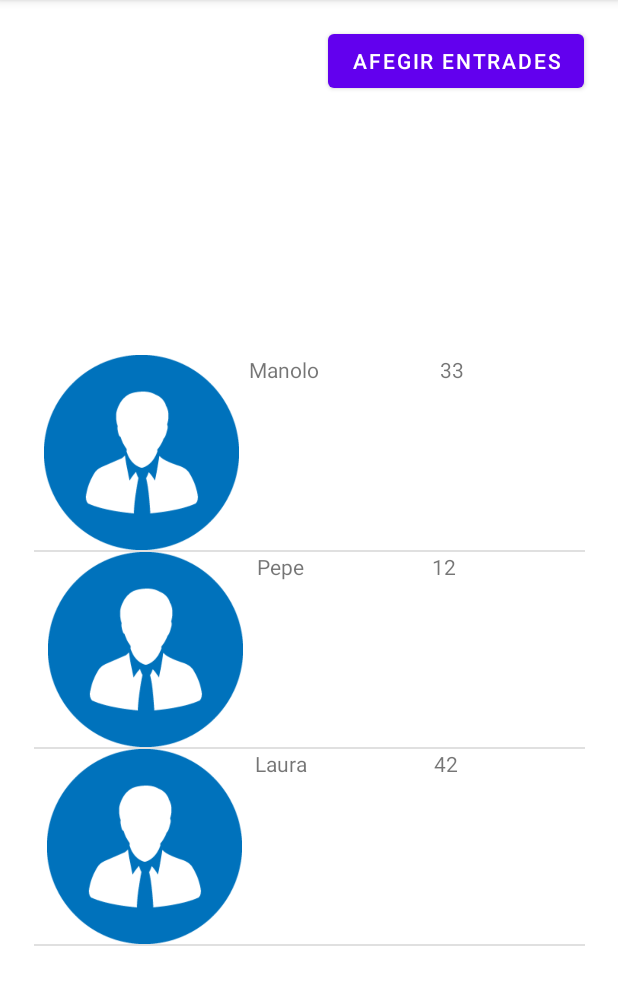
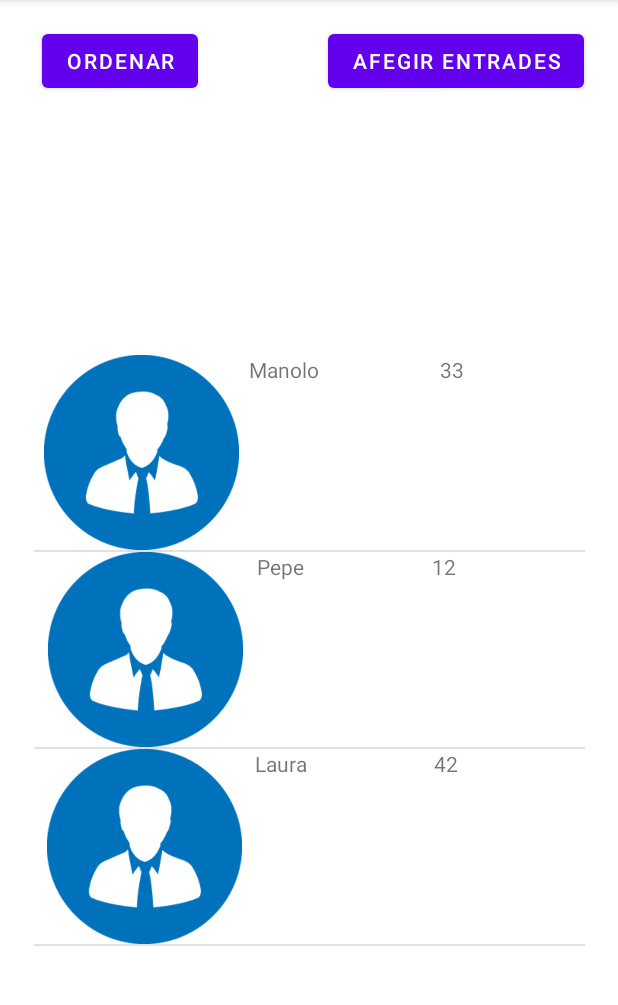
Before and after one commit to pmunuera/Listilla, an Android app: the screen it shows after launch (MainActivity), on a phone screen of 412 x 824 dp, the part 84-1089 px from its top. Run offline under Robolectric (Android 15) with nearby library versions, the phone set to English and light mode, and no system bars.

Commit message:
Commit listilla

```diff
--- a/app/src/main/java/com/example/listilla/MainActivity.java
+++ b/app/src/main/java/com/example/listilla/MainActivity.java
@@ -96,6 +96,7 @@ public class MainActivity extends AppCompatActivity {
                 adapter.notifyDataSetChanged();
             }
         });
-        //Button b3 = (Button) findViewById(R.id.button2);
+        Button b3 = (Button) findViewById(R.id.button3);
+
     }
 }
--- a/app/src/main/res/layout/activity_main.xml
+++ b/app/src/main/res/layout/activity_main.xml
@@ -29,7 +29,17 @@
         app:layout_constraintTop_toTopOf="parent"
         app:layout_constraintVertical_bias="0.023" />
 
-
+    <Button
+        android:id="@+id/button3"
+        android:layout_width="wrap_content"
+        android:layout_height="wrap_content"
+        android:text="Ordenar"
+        app:layout_constraintBottom_toBottomOf="parent"
+        app:layout_constraintEnd_toEndOf="parent"
+        app:layout_constraintHorizontal_bias="0.091"
+        app:layout_constraintStart_toStartOf="parent"
+        app:layout_constraintTop_toTopOf="parent"
+        app:layout_constraintVertical_bias="0.023" />
 
 
 </androidx.constraintlayout.widget.ConstraintLayout>
```
